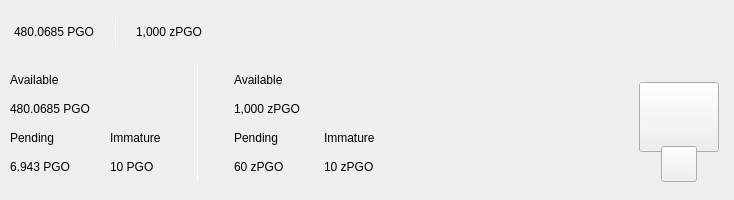
First picture: the form in src/qt/pengolincoin/forms/topbar.ui, repository pengolincoin/PengolinCoin-Core, before the edit.
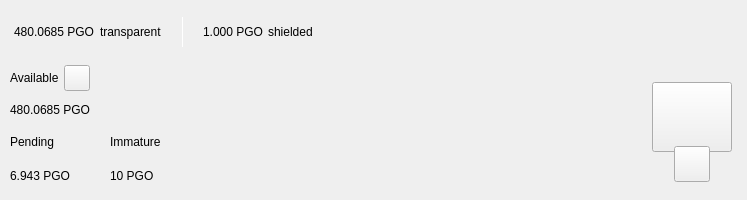
Second picture: the form after the edit. Custom widgets are drawn as their Qt base class.

Patch:
```diff
--- a/src/qt/pengolincoin/forms/topbar.ui
+++ b/src/qt/pengolincoin/forms/topbar.ui
@@ -42,7 +42,7 @@
     <number>0</number>
    </property>
    <item>
-    <widget class="PFBorderImage" name="containerTop" native="true">
+    <widget class="PFBorderImage" name="containerTop">
      <layout class="QVBoxLayout" name="verticalLayout_11">
       <property name="spacing">
        <number>0</number>
@@ -93,7 +93,7 @@
            </property>
            <layout class="QHBoxLayout" name="horizontalLayout_5">
             <property name="spacing">
-             <number>0</number>
+             <number>5</number>
             </property>
             <property name="leftMargin">
              <number>0</number>
@@ -119,7 +119,14 @@
                <string notr="true">padding:0px;margin:0px;</string>
               </property>
               <property name="text">
-               <string>480.0685 PGO</string>
+               <string notr="true">480.0685 PGO</string>
+              </property>
+             </widget>
+            </item>
+            <item>
+             <widget class="QLabel" name="labelTrans">
+              <property name="text">
+               <string>transparent</string>
               </property>
              </widget>
             </item>
@@ -133,14 +140,14 @@
               </property>
               <property name="sizeHint" stdset="0">
                <size>
-                <width>20</width>
+                <width>15</width>
                 <height>20</height>
                </size>
               </property>
              </spacer>
             </item>
             <item alignment="Qt::AlignVCenter">
-             <widget class="QLabel" name="label_16">
+             <widget class="QLabel" name="typeSpacerTop">
               <property name="minimumSize">
                <size>
                 <width>1</width>
@@ -173,14 +180,14 @@
               </property>
               <property name="sizeHint" stdset="0">
                <size>
-                <width>20</width>
+                <width>15</width>
                 <height>20</height>
                </size>
               </property>
              </spacer>
             </item>
             <item alignment="Qt::AlignTop">
-             <widget class="QLabel" name="labelAmountTopzPgo">
+             <widget class="QLabel" name="labelAmountTopShieldedPgo">
               <property name="minimumSize">
                <size>
                 <width>0</width>
@@ -188,7 +195,14 @@
                </size>
               </property>
               <property name="text">
-               <string>1,000 zPGO</string>
+               <string notr="true">1.000 PGO</string>
+              </property>
+             </widget>
+            </item>
+            <item>
+             <widget class="QLabel" name="labelShield">
+              <property name="text">
+               <string>shielded</string>
               </property>
              </widget>
             </item>
@@ -263,7 +277,7 @@
             </widget>
            </item>
            <item>
-            <widget class="ExpandableButton" name="pushButtonMint" native="true">
+            <widget class="ExpandableButton" name="pushButtonHDUpgrade" native="true">
              <property name="minimumSize">
               <size>
                <width>36</width>
@@ -302,6 +316,16 @@
              </property>
             </widget>
            </item>
+           <item>
+            <widget class="ExpandableButton" name="pushButtonTor" native="true">
+             <property name="minimumSize">
+              <size>
+               <width>36</width>
+               <height>36</height>
+              </size>
+             </property>
+            </widget>
+           </item>
            <item>
             <widget class="ExpandableButton" name="pushButtonLock" native="true">
              <property name="sizePolicy">
@@ -371,11 +395,6 @@
           <number>10</number>
          </property>
          <item>
-          <layout class="QHBoxLayout" name="horizontalLayout_3">
-           <property name="bottomMargin">
-            <number>9</number>
-           </property>
-           <item>
             <layout class="QVBoxLayout" name="verticalLayout_7">
              <property name="spacing">
               <number>0</number>
@@ -389,6 +408,11 @@
              <item>
               <layout class="QVBoxLayout" name="verticalLayout_2">
                <item>
+              <layout class="QHBoxLayout" name="horizontalLayoutContainerAvailable">
+               <property name="spacing">
+                <number>5</number>
+               </property>
+               <item>
                 <widget class="QLabel" name="labelTitle1">
                  <property name="text">
                   <string>Available</string>
@@ -396,21 +420,105 @@
                 </widget>
                </item>
                <item>
+                <widget class="QPushButton" name="pushButtonBalanceInfo">
+                 <property name="minimumSize">
+                  <size>
+                   <width>26</width>
+                   <height>26</height>
+                  </size>
+                 </property>
+                 <property name="maximumSize">
+                  <size>
+                   <width>26</width>
+                   <height>26</height>
+                  </size>
+                 </property>
+                 <property name="mouseTracking">
+                  <bool>true</bool>
+                 </property>
+                 <property name="focusPolicy">
+                  <enum>Qt::NoFocus</enum>
+                 </property>
+                 <property name="text">
+                  <string notr="true"/>
+                 </property>
+                 <property name="iconSize">
+                  <size>
+                   <width>24</width>
+                   <height>24</height>
+                  </size>
+                 </property>
+                 <property name="shortcut">
+                  <string notr="true"/>
+                 </property>
+                </widget>
+               </item>
+               <item>
+                <spacer name="horizontalSpacer_4">
+                 <property name="orientation">
+                  <enum>Qt::Horizontal</enum>
+                 </property>
+                 <property name="sizeType">
+                  <enum>QSizePolicy::MinimumExpanding</enum>
+                 </property>
+                 <property name="sizeHint" stdset="0">
+                  <size>
+                   <width>20</width>
+                   <height>20</height>
+                  </size>
+                 </property>
+                </spacer>
+               </item>
+              </layout>
+             </item>
+             <item>
                 <widget class="QLabel" name="labelAmountPgo">
                  <property name="text">
-                  <string>480.0685 PGO</string>
+                <string notr="true">480.0685 PGO</string>
                  </property>
                 </widget>
                </item>
               </layout>
              </item>
              <item>
+            <widget class="QWidget" name="container_imm_pend" native="true">
               <layout class="QHBoxLayout" name="horizontalLayout_2">
                <property name="spacing">
                 <number>0</number>
                </property>
-               <item>
+              <property name="leftMargin">
+               <number>0</number>
+              </property>
+              <property name="topMargin">
+               <number>0</number>
+              </property>
+              <property name="rightMargin">
+               <number>0</number>
+              </property>
+              <property name="bottomMargin">
+               <number>0</number>
+              </property>
+              <item alignment="Qt::AlignLeft">
+               <widget class="QWidget" name="container_pending" native="true">
+                <property name="sizePolicy">
+                 <sizepolicy hsizetype="Minimum" vsizetype="Preferred">
+                  <horstretch>0</horstretch>
+                  <verstretch>0</verstretch>
+                 </sizepolicy>
+                </property>
                 <layout class="QVBoxLayout" name="verticalLayout_3">
+                 <property name="leftMargin">
+                  <number>0</number>
+                 </property>
+                 <property name="topMargin">
+                  <number>0</number>
+                 </property>
+                 <property name="rightMargin">
+                  <number>0</number>
+                 </property>
+                 <property name="bottomMargin">
+                  <number>0</number>
+                 </property>
                  <item>
                   <widget class="QLabel" name="labelTitle3">
                    <property name="text">
@@ -421,11 +529,12 @@
                  <item>
                   <widget class="QLabel" name="labelPendingPgo">
                    <property name="text">
-                    <string>6.943 PGO</string>
+                    <string notr="true">6.943 PGO</string>
                    </property>
                   </widget>
                  </item>
                 </layout>
+               </widget>
                </item>
                <item>
                 <spacer name="horizontalSpacer_3">
@@ -443,8 +552,27 @@
                  </property>
                 </spacer>
                </item>
-               <item>
+              <item alignment="Qt::AlignLeft">
+               <widget class="QWidget" name="container_immature" native="true">
+                <property name="sizePolicy">
+                 <sizepolicy hsizetype="Minimum" vsizetype="Preferred">
+                  <horstretch>0</horstretch>
+                  <verstretch>0</verstretch>
+                 </sizepolicy>
+                </property>
                 <layout class="QVBoxLayout" name="verticalLayout_4">
+                 <property name="leftMargin">
+                  <number>0</number>
+                 </property>
+                 <property name="topMargin">
+                  <number>0</number>
+                 </property>
+                 <property name="rightMargin">
+                  <number>0</number>
+                 </property>
+                 <property name="bottomMargin">
+                  <number>0</number>
+                 </property>
                  <item>
                   <widget class="QLabel" name="labelTitle4">
                    <property name="text">
@@ -455,97 +583,18 @@
                  <item>
                   <widget class="QLabel" name="labelImmaturePgo">
                    <property name="text">
-                    <string>10 PGO</string>
+                    <string notr="true">10 PGO</string>
                    </property>
                   </widget>
                  </item>
                 </layout>
-               </item>
-              </layout>
-             </item>
-            </layout>
-           </item>
-           <item>
-            <widget class="QLabel" name="label_9">
-             <property name="minimumSize">
-              <size>
-               <width>1</width>
-               <height>100</height>
-              </size>
-             </property>
-             <property name="maximumSize">
-              <size>
-               <width>1</width>
-               <height>16777215</height>
-              </size>
-             </property>
-             <property name="styleSheet">
-              <string notr="true">background-color:white;
-padding:0px;
-border:none;</string>
-             </property>
-             <property name="text">
-              <string/>
-             </property>
             </widget>
            </item>
            <item>
-            <layout class="QVBoxLayout" name="verticalLayout_8">
-             <property name="spacing">
-              <number>0</number>
-             </property>
-             <property name="leftMargin">
-              <number>30</number>
-             </property>
-             <item>
-              <layout class="QVBoxLayout" name="verticalLayout">
-               <item>
-                <widget class="QLabel" name="labelTitle2">
-                 <property name="text">
-                  <string>Available</string>
-                 </property>
-                </widget>
-               </item>
-               <item>
-                <widget class="QLabel" name="labelAmountzPgo">
-                 <property name="text">
-                  <string>1,000 zPGO</string>
-                 </property>
-                </widget>
-               </item>
-              </layout>
-             </item>
-             <item>
-              <layout class="QHBoxLayout" name="horizontalLayout">
-               <property name="spacing">
-                <number>0</number>
-               </property>
-               <item>
-                <layout class="QVBoxLayout" name="verticalLayout_5">
-                 <item>
-                  <widget class="QLabel" name="labelTitle5">
-                   <property name="text">
-                    <string>Pending</string>
-                   </property>
-                  </widget>
-                 </item>
-                 <item>
-                  <widget class="QLabel" name="labelPendingzPgo">
-                   <property name="text">
-                    <string>60 zPGO</string>
-                   </property>
-                  </widget>
-                 </item>
-                </layout>
-               </item>
-               <item>
-                <spacer name="horizontalSpacer_4">
+               <spacer name="horizontalSpacer_5">
                  <property name="orientation">
                   <enum>Qt::Horizontal</enum>
                  </property>
-                 <property name="sizeType">
-                  <enum>QSizePolicy::Fixed</enum>
-                 </property>
                  <property name="sizeHint" stdset="0">
                   <size>
                    <width>40</width>
@@ -554,27 +603,8 @@
                  </property>
                 </spacer>
                </item>
-               <item>
-                <layout class="QVBoxLayout" name="verticalLayout_6">
-                 <item>
-                  <widget class="QLabel" name="labelTitle6">
-                   <property name="text">
-                    <string>Immature</string>
-                   </property>
-                  </widget>
-                 </item>
-                 <item>
-                  <widget class="QLabel" name="labelImmaturezPgo">
-                   <property name="text">
-                    <string>10 zPGO</string>
-                   </property>
-                  </widget>
-                 </item>
-                </layout>
-               </item>
-              </layout>
-             </item>
-            </layout>
+             </layout>
+            </widget>
            </item>
           </layout>
          </item>
```
Lines whose indentation alone changed are shown as unchanged.
